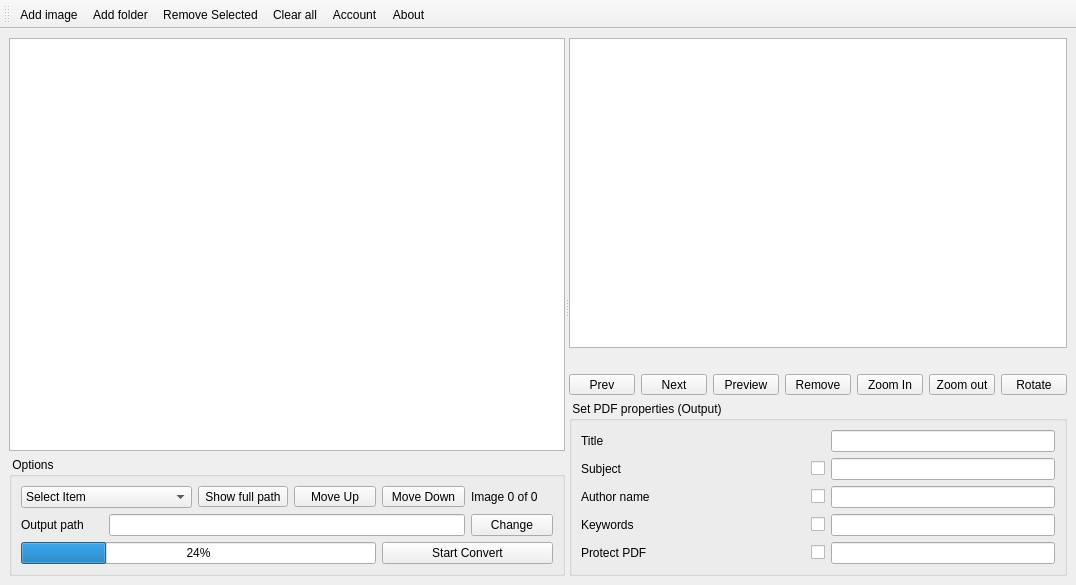
Above: src/jpg2pdf.ui from rishabh3354/JPG2PDF before the change. Below: the same form after it.
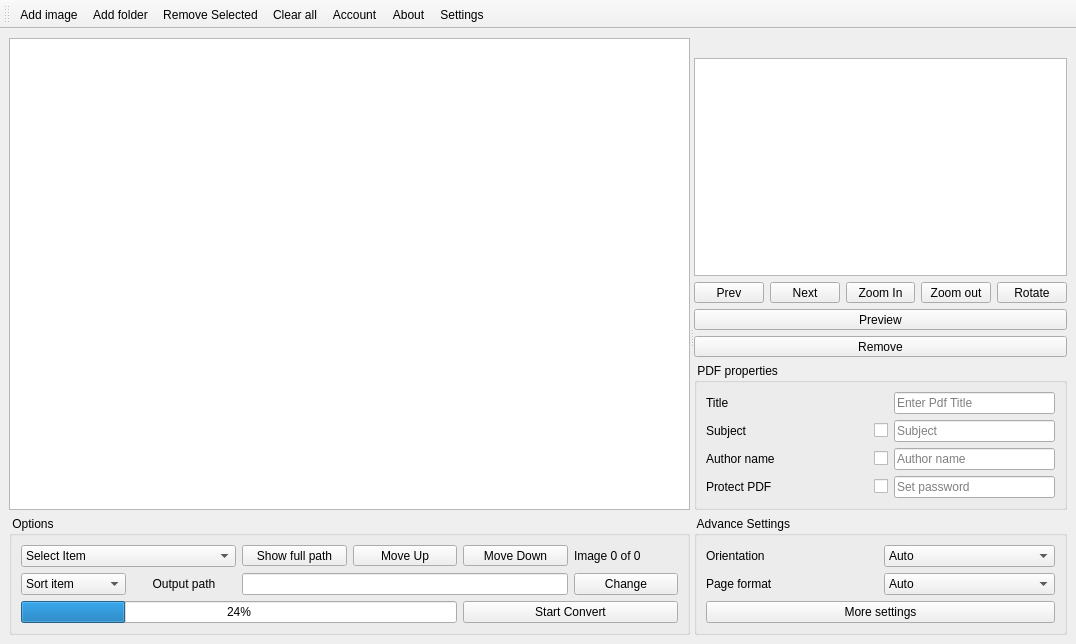
That is the form after the change.

Commit message: orientation page format fun complete

```diff
--- a/src/jpg2pdf.ui
+++ b/src/jpg2pdf.ui
@@ -7,7 +7,7 @@
     <x>0</x>
     <y>0</y>
     <width>1076</width>
-    <height>585</height>
+    <height>644</height>
    </rect>
   </property>
   <property name="windowTitle">
@@ -69,7 +69,7 @@
            <bool>true</bool>
           </attribute>
           <attribute name="horizontalHeaderMinimumSectionSize">
-           <number>50</number>
+           <number>90</number>
           </attribute>
           <attribute name="horizontalHeaderDefaultSectionSize">
            <number>100</number>
@@ -87,6 +87,25 @@
           <layout class="QVBoxLayout" name="verticalLayout_13">
            <item>
             <layout class="QGridLayout" name="gridLayout_25">
+             <item row="0" column="0" colspan="2">
+              <widget class="QComboBox" name="selectall">
+               <item>
+                <property name="text">
+                 <string>Select Item</string>
+                </property>
+               </item>
+               <item>
+                <property name="text">
+                 <string>Select All</string>
+                </property>
+               </item>
+               <item>
+                <property name="text">
+                 <string>Deselect All</string>
+                </property>
+               </item>
+              </widget>
+             </item>
              <item row="3" column="4" colspan="2">
               <widget class="QPushButton" name="start_convert">
                <property name="sizePolicy">
@@ -100,10 +119,29 @@
                </property>
               </widget>
              </item>
-             <item row="0" column="5">
-              <widget class="QLabel" name="image_label">
+             <item row="2" column="5">
+              <widget class="QPushButton" name="change">
+               <property name="sizePolicy">
+                <sizepolicy hsizetype="Preferred" vsizetype="Fixed">
+                 <horstretch>0</horstretch>
+                 <verstretch>0</verstretch>
+                </sizepolicy>
+               </property>
                <property name="text">
-                <string>Image 0 of 0</string>
+                <string>Change</string>
+               </property>
+              </widget>
+             </item>
+             <item row="0" column="2">
+              <widget class="QToolButton" name="show_full_path">
+               <property name="sizePolicy">
+                <sizepolicy hsizetype="Preferred" vsizetype="Fixed">
+                 <horstretch>0</horstretch>
+                 <verstretch>0</verstretch>
+                </sizepolicy>
+               </property>
+               <property name="text">
+                <string>Show full path</string>
                </property>
               </widget>
              </item>
@@ -120,19 +158,6 @@
                </property>
               </widget>
              </item>
-             <item row="2" column="5">
-              <widget class="QPushButton" name="change">
-               <property name="sizePolicy">
-                <sizepolicy hsizetype="Preferred" vsizetype="Fixed">
-                 <horstretch>0</horstretch>
-                 <verstretch>0</verstretch>
-                </sizepolicy>
-               </property>
-               <property name="text">
-                <string>Change</string>
-               </property>
-              </widget>
-             </item>
              <item row="0" column="4">
               <widget class="QToolButton" name="movedown">
                <property name="sizePolicy">
@@ -146,6 +171,13 @@
                </property>
               </widget>
              </item>
+             <item row="0" column="5">
+              <widget class="QLabel" name="image_label">
+               <property name="text">
+                <string>Image 0 of 0</string>
+               </property>
+              </widget>
+             </item>
              <item row="0" column="3">
               <widget class="QToolButton" name="moveup">
                <property name="sizePolicy">
@@ -159,39 +191,17 @@
                </property>
               </widget>
              </item>
-             <item row="0" column="2">
-              <widget class="QToolButton" name="show_full_path">
+             <item row="2" column="2" colspan="3">
+              <widget class="QLineEdit" name="output_path">
                <property name="sizePolicy">
                 <sizepolicy hsizetype="Preferred" vsizetype="Fixed">
                  <horstretch>0</horstretch>
                  <verstretch>0</verstretch>
                 </sizepolicy>
                </property>
-               <property name="text">
-                <string>Show full path</string>
-               </property>
               </widget>
              </item>
-             <item row="0" column="0" colspan="2">
-              <widget class="QComboBox" name="selectall">
-               <item>
-                <property name="text">
-                 <string>Select Item</string>
-                </property>
-               </item>
-               <item>
-                <property name="text">
-                 <string>Select All</string>
-                </property>
-               </item>
-               <item>
-                <property name="text">
-                 <string>Deselect All</string>
-                </property>
-               </item>
-              </widget>
-             </item>
-             <item row="2" column="0">
+             <item row="2" column="1">
               <widget class="QLabel" name="label_49">
                <property name="sizePolicy">
                 <sizepolicy hsizetype="Preferred" vsizetype="Fixed">
@@ -202,16 +212,28 @@
                <property name="text">
                 <string>Output path</string>
                </property>
+               <property name="alignment">
+                <set>Qt::AlignCenter</set>
+               </property>
               </widget>
              </item>
-             <item row="2" column="1" colspan="4">
-              <widget class="QLineEdit" name="output_path">
-               <property name="sizePolicy">
-                <sizepolicy hsizetype="Preferred" vsizetype="Fixed">
-                 <horstretch>0</horstretch>
-                 <verstretch>0</verstretch>
-                </sizepolicy>
-               </property>
+             <item row="2" column="0">
+              <widget class="QComboBox" name="sort">
+               <item>
+                <property name="text">
+                 <string>Sort item</string>
+                </property>
+               </item>
+               <item>
+                <property name="text">
+                 <string>Asc</string>
+                </property>
+               </item>
+               <item>
+                <property name="text">
+                 <string>Desc</string>
+                </property>
+               </item>
               </widget>
              </item>
             </layout>
@@ -223,20 +245,10 @@
       </widget>
       <widget class="QWidget" name="verticalLayoutWidget_4">
        <layout class="QVBoxLayout" name="verticalLayout_11">
-        <item>
-         <widget class="QGraphicsView" name="graphicsView">
-          <property name="sizePolicy">
-           <sizepolicy hsizetype="Preferred" vsizetype="Expanding">
-            <horstretch>0</horstretch>
-            <verstretch>0</verstretch>
-           </sizepolicy>
-          </property>
-         </widget>
-        </item>
         <item>
          <widget class="QLabel" name="image">
           <property name="sizePolicy">
-           <sizepolicy hsizetype="Preferred" vsizetype="Fixed">
+           <sizepolicy hsizetype="Minimum" vsizetype="Fixed">
             <horstretch>0</horstretch>
             <verstretch>0</verstretch>
            </sizepolicy>
@@ -247,6 +259,19 @@
           <property name="alignment">
            <set>Qt::AlignCenter</set>
           </property>
+          <property name="wordWrap">
+           <bool>true</bool>
+          </property>
+         </widget>
+        </item>
+        <item>
+         <widget class="QGraphicsView" name="graphicsView">
+          <property name="sizePolicy">
+           <sizepolicy hsizetype="Preferred" vsizetype="Preferred">
+            <horstretch>0</horstretch>
+            <verstretch>0</verstretch>
+           </sizepolicy>
+          </property>
          </widget>
         </item>
         <item>
@@ -277,32 +302,6 @@
             </property>
            </widget>
           </item>
-          <item>
-           <widget class="QToolButton" name="preview">
-            <property name="sizePolicy">
-             <sizepolicy hsizetype="Preferred" vsizetype="Fixed">
-              <horstretch>0</horstretch>
-              <verstretch>0</verstretch>
-             </sizepolicy>
-            </property>
-            <property name="text">
-             <string>Preview</string>
-            </property>
-           </widget>
-          </item>
-          <item>
-           <widget class="QToolButton" name="remove">
-            <property name="sizePolicy">
-             <sizepolicy hsizetype="Preferred" vsizetype="Fixed">
-              <horstretch>0</horstretch>
-              <verstretch>0</verstretch>
-             </sizepolicy>
-            </property>
-            <property name="text">
-             <string>Remove</string>
-            </property>
-           </widget>
-          </item>
           <item>
            <widget class="QToolButton" name="zoomin">
             <property name="sizePolicy">
@@ -344,53 +343,46 @@
           </item>
          </layout>
         </item>
+        <item>
+         <widget class="QToolButton" name="preview">
+          <property name="sizePolicy">
+           <sizepolicy hsizetype="Preferred" vsizetype="Fixed">
+            <horstretch>0</horstretch>
+            <verstretch>0</verstretch>
+           </sizepolicy>
+          </property>
+          <property name="text">
+           <string>Preview</string>
+          </property>
+         </widget>
+        </item>
+        <item>
+         <widget class="QToolButton" name="remove">
+          <property name="sizePolicy">
+           <sizepolicy hsizetype="Preferred" vsizetype="Fixed">
+            <horstretch>0</horstretch>
+            <verstretch>0</verstretch>
+           </sizepolicy>
+          </property>
+          <property name="text">
+           <string>Remove</string>
+          </property>
+         </widget>
+        </item>
         <item>
          <widget class="QGroupBox" name="groupBox_5">
+          <property name="sizePolicy">
+           <sizepolicy hsizetype="Preferred" vsizetype="Fixed">
+            <horstretch>0</horstretch>
+            <verstretch>0</verstretch>
+           </sizepolicy>
+          </property>
           <property name="title">
-           <string> Set PDF properties (Output)</string>
+           <string> PDF properties</string>
           </property>
           <layout class="QVBoxLayout" name="verticalLayout_12">
            <item>
             <layout class="QGridLayout" name="gridLayout_24">
-             <item row="3" column="0">
-              <widget class="QLabel" name="label_16">
-               <property name="sizePolicy">
-                <sizepolicy hsizetype="Preferred" vsizetype="Fixed">
-                 <horstretch>0</horstretch>
-                 <verstretch>0</verstretch>
-                </sizepolicy>
-               </property>
-               <property name="text">
-                <string>Keywords</string>
-               </property>
-              </widget>
-             </item>
-             <item row="3" column="2">
-              <widget class="QLineEdit" name="keyword">
-               <property name="sizePolicy">
-                <sizepolicy hsizetype="Preferred" vsizetype="Fixed">
-                 <horstretch>0</horstretch>
-                 <verstretch>0</verstretch>
-                </sizepolicy>
-               </property>
-               <property name="text">
-                <string/>
-               </property>
-              </widget>
-             </item>
-             <item row="2" column="2">
-              <widget class="QLineEdit" name="author">
-               <property name="sizePolicy">
-                <sizepolicy hsizetype="Preferred" vsizetype="Fixed">
-                 <horstretch>0</horstretch>
-                 <verstretch>0</verstretch>
-                </sizepolicy>
-               </property>
-               <property name="text">
-                <string/>
-               </property>
-              </widget>
-             </item>
              <item row="2" column="1">
               <widget class="QCheckBox" name="checkBox_author">
                <property name="sizePolicy">
@@ -410,33 +402,7 @@
                </property>
               </widget>
              </item>
-             <item row="0" column="0">
-              <widget class="QLabel" name="label_17">
-               <property name="sizePolicy">
-                <sizepolicy hsizetype="Preferred" vsizetype="Fixed">
-                 <horstretch>0</horstretch>
-                 <verstretch>0</verstretch>
-                </sizepolicy>
-               </property>
-               <property name="text">
-                <string>Title</string>
-               </property>
-              </widget>
-             </item>
-             <item row="4" column="0">
-              <widget class="QLabel" name="label_18">
-               <property name="sizePolicy">
-                <sizepolicy hsizetype="Preferred" vsizetype="Fixed">
-                 <horstretch>0</horstretch>
-                 <verstretch>0</verstretch>
-                </sizepolicy>
-               </property>
-               <property name="text">
-                <string>Protect PDF</string>
-               </property>
-              </widget>
-             </item>
-             <item row="4" column="1">
+             <item row="3" column="1">
               <widget class="QCheckBox" name="checkBox_protect_pdf">
                <property name="sizePolicy">
                 <sizepolicy hsizetype="Fixed" vsizetype="Fixed">
@@ -455,51 +421,6 @@
                </property>
               </widget>
              </item>
-             <item row="2" column="0">
-              <widget class="QLabel" name="label_19">
-               <property name="sizePolicy">
-                <sizepolicy hsizetype="Preferred" vsizetype="Fixed">
-                 <horstretch>0</horstretch>
-                 <verstretch>0</verstretch>
-                </sizepolicy>
-               </property>
-               <property name="text">
-                <string>Author name</string>
-               </property>
-              </widget>
-             </item>
-             <item row="0" column="2">
-              <widget class="QLineEdit" name="title">
-               <property name="sizePolicy">
-                <sizepolicy hsizetype="Preferred" vsizetype="Fixed">
-                 <horstretch>0</horstretch>
-                 <verstretch>0</verstretch>
-                </sizepolicy>
-               </property>
-               <property name="text">
-                <string/>
-               </property>
-              </widget>
-             </item>
-             <item row="3" column="1">
-              <widget class="QCheckBox" name="checkBox_keywords">
-               <property name="sizePolicy">
-                <sizepolicy hsizetype="Fixed" vsizetype="Fixed">
-                 <horstretch>0</horstretch>
-                 <verstretch>0</verstretch>
-                </sizepolicy>
-               </property>
-               <property name="toolTip">
-                <string>Fill keywords</string>
-               </property>
-               <property name="styleSheet">
-                <string notr="true">QCheckBox::indicator { width: 20px;height:20px };</string>
-               </property>
-               <property name="text">
-                <string/>
-               </property>
-              </widget>
-             </item>
              <item row="1" column="2">
               <widget class="QLineEdit" name="subject">
                <property name="sizePolicy">
@@ -511,6 +432,9 @@
                <property name="text">
                 <string/>
                </property>
+               <property name="placeholderText">
+                <string>Subject</string>
+               </property>
               </widget>
              </item>
              <item row="1" column="0">
@@ -526,8 +450,8 @@
                </property>
               </widget>
              </item>
-             <item row="4" column="2">
-              <widget class="QLineEdit" name="protect_pdf">
+             <item row="0" column="2">
+              <widget class="QLineEdit" name="title">
                <property name="sizePolicy">
                 <sizepolicy hsizetype="Preferred" vsizetype="Fixed">
                  <horstretch>0</horstretch>
@@ -536,6 +460,22 @@
                </property>
                <property name="text">
                 <string/>
+               </property>
+               <property name="placeholderText">
+                <string>Enter Pdf Title</string>
+               </property>
+              </widget>
+             </item>
+             <item row="0" column="0">
+              <widget class="QLabel" name="label_17">
+               <property name="sizePolicy">
+                <sizepolicy hsizetype="Preferred" vsizetype="Fixed">
+                 <horstretch>0</horstretch>
+                 <verstretch>0</verstretch>
+                </sizepolicy>
+               </property>
+               <property name="text">
+                <string>Title</string>
                </property>
               </widget>
              </item>
@@ -558,6 +498,184 @@
                </property>
               </widget>
              </item>
+             <item row="2" column="0">
+              <widget class="QLabel" name="label_19">
+               <property name="sizePolicy">
+                <sizepolicy hsizetype="Preferred" vsizetype="Fixed">
+                 <horstretch>0</horstretch>
+                 <verstretch>0</verstretch>
+                </sizepolicy>
+               </property>
+               <property name="text">
+                <string>Author name</string>
+               </property>
+              </widget>
+             </item>
+             <item row="2" column="2">
+              <widget class="QLineEdit" name="author">
+               <property name="sizePolicy">
+                <sizepolicy hsizetype="Preferred" vsizetype="Fixed">
+                 <horstretch>0</horstretch>
+                 <verstretch>0</verstretch>
+                </sizepolicy>
+               </property>
+               <property name="text">
+                <string/>
+               </property>
+               <property name="placeholderText">
+                <string>Author name</string>
+               </property>
+              </widget>
+             </item>
+             <item row="3" column="0">
+              <widget class="QLabel" name="label_18">
+               <property name="sizePolicy">
+                <sizepolicy hsizetype="Preferred" vsizetype="Fixed">
+                 <horstretch>0</horstretch>
+                 <verstretch>0</verstretch>
+                </sizepolicy>
+               </property>
+               <property name="text">
+                <string>Protect PDF</string>
+               </property>
+              </widget>
+             </item>
+             <item row="3" column="2">
+              <widget class="QLineEdit" name="protect_pdf">
+               <property name="sizePolicy">
+                <sizepolicy hsizetype="Preferred" vsizetype="Fixed">
+                 <horstretch>0</horstretch>
+                 <verstretch>0</verstretch>
+                </sizepolicy>
+               </property>
+               <property name="text">
+                <string/>
+               </property>
+               <property name="placeholderText">
+                <string>Set password</string>
+               </property>
+              </widget>
+             </item>
+            </layout>
+           </item>
+          </layout>
+         </widget>
+        </item>
+        <item>
+         <widget class="QGroupBox" name="groupBox_6">
+          <property name="sizePolicy">
+           <sizepolicy hsizetype="Preferred" vsizetype="Fixed">
+            <horstretch>0</horstretch>
+            <verstretch>0</verstretch>
+           </sizepolicy>
+          </property>
+          <property name="title">
+           <string> Advance Settings</string>
+          </property>
+          <layout class="QVBoxLayout" name="verticalLayout_15">
+           <item>
+            <layout class="QGridLayout" name="gridLayout_27">
+             <item row="1" column="1">
+              <widget class="QComboBox" name="page_format">
+               <item>
+                <property name="text">
+                 <string>Auto</string>
+                </property>
+               </item>
+               <item>
+                <property name="text">
+                 <string>A3</string>
+                </property>
+               </item>
+               <item>
+                <property name="text">
+                 <string>A4</string>
+                </property>
+               </item>
+               <item>
+                <property name="text">
+                 <string>A5</string>
+                </property>
+               </item>
+               <item>
+                <property name="text">
+                 <string>Letter</string>
+                </property>
+               </item>
+               <item>
+                <property name="text">
+                 <string>A3 (Fit view)</string>
+                </property>
+               </item>
+               <item>
+                <property name="text">
+                 <string>A4 (Fit view)</string>
+                </property>
+               </item>
+               <item>
+                <property name="text">
+                 <string>A5 (Fit view)</string>
+                </property>
+               </item>
+               <item>
+                <property name="text">
+                 <string>Letter (Fit view)</string>
+                </property>
+               </item>
+              </widget>
+             </item>
+             <item row="0" column="1">
+              <widget class="QComboBox" name="orientation">
+               <item>
+                <property name="text">
+                 <string>Auto</string>
+                </property>
+               </item>
+               <item>
+                <property name="text">
+                 <string>Portrait</string>
+                </property>
+               </item>
+               <item>
+                <property name="text">
+                 <string>Landscape</string>
+                </property>
+               </item>
+              </widget>
+             </item>
+             <item row="1" column="0">
+              <widget class="QLabel" name="label28">
+               <property name="sizePolicy">
+                <sizepolicy hsizetype="Preferred" vsizetype="Fixed">
+                 <horstretch>0</horstretch>
+                 <verstretch>0</verstretch>
+                </sizepolicy>
+               </property>
+               <property name="text">
+                <string>Page format</string>
+               </property>
+              </widget>
+             </item>
+             <item row="0" column="0">
+              <widget class="QLabel" name="label_27">
+               <property name="sizePolicy">
+                <sizepolicy hsizetype="Preferred" vsizetype="Fixed">
+                 <horstretch>0</horstretch>
+                 <verstretch>0</verstretch>
+                </sizepolicy>
+               </property>
+               <property name="text">
+                <string>Orientation</string>
+               </property>
+              </widget>
+             </item>
+             <item row="2" column="0" colspan="2">
+              <widget class="QPushButton" name="more_setting_button">
+               <property name="text">
+                <string>More settings</string>
+               </property>
+              </widget>
+             </item>
             </layout>
            </item>
           </layout>
@@ -585,6 +703,7 @@
    <addaction name="actionClear_all"/>
    <addaction name="actionAccount"/>
    <addaction name="actionAbout"/>
+   <addaction name="actionSettings"/>
   </widget>
   <action name="actionAdd_image">
    <property name="text">
@@ -616,6 +735,11 @@
     <string>Remove Selected</string>
    </property>
   </action>
+  <action name="actionSettings">
+   <property name="text">
+    <string>Settings</string>
+   </property>
+  </action>
  </widget>
  <resources>
   <include location="theme/dark.qrc"/>
```
The commit also changes 5 other files.
